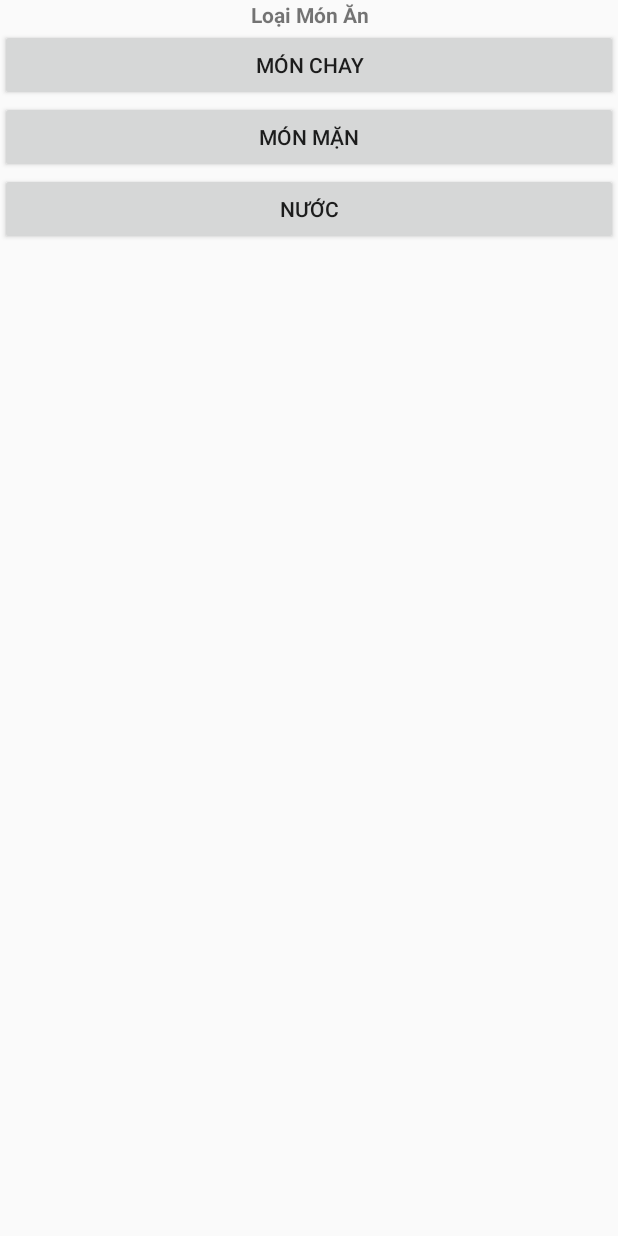
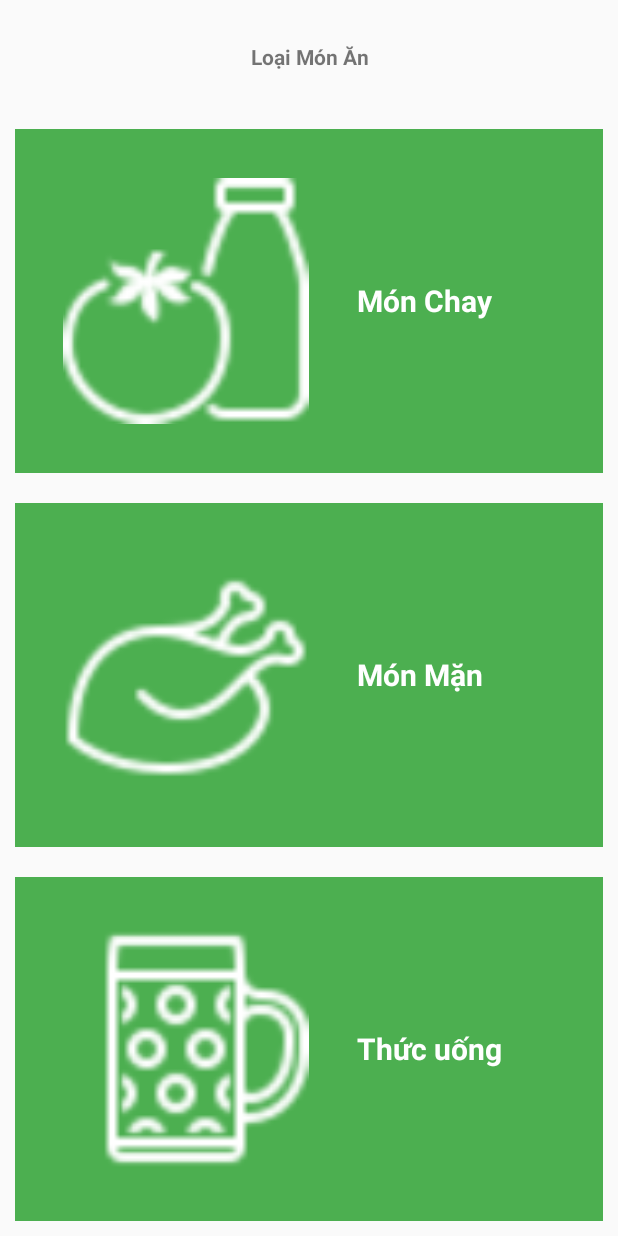
Before and after one commit to Zeristine/HCI_Project, an Android app: the DishesTypeActivity screen opened directly, with no data from a screen before it, on a phone screen of 412 x 824 dp. Run offline under Robolectric (Android 15) with nearby library versions, the phone set to English and light mode, and no system bars.

Commit message:
viet sub

```diff
--- a/HCI_Project/app/src/main/res/layout/activity_dishes_type.xml
+++ b/HCI_Project/app/src/main/res/layout/activity_dishes_type.xml
@@ -5,31 +5,101 @@
     android:layout_width="match_parent"
     android:layout_height="match_parent"
     android:orientation="vertical"
+    android:weightSum="10"
     tools:context=".DishesTypeActivity">
 
     <TextView
         android:layout_width="match_parent"
-        android:layout_height="wrap_content"
+        android:layout_height="0dp"
+        android:layout_weight="1"
         android:text="Loại Món Ăn"
         android:gravity="center"
         android:textStyle="bold"/>
 
-    <Button
+    <LinearLayout
         android:layout_width="match_parent"
-        android:layout_height="wrap_content"
+        android:layout_height="0dp"
+        android:layout_weight="3"
+        android:weightSum="2"
         android:onClick="clickToVegan"
-        android:text="Món Chay"/>
+        android:background="@color/greenPrimary"
+        android:orientation="horizontal"
+        android:layout_margin="10dp">
 
-    <Button
+        <ImageView
+            android:layout_width="0dp"
+            android:layout_height="match_parent"
+            android:layout_weight="1"
+            android:src="@drawable/icon_mon_chay"
+            android:layout_margin="32dp"/>
+        <TextView
+            android:layout_width="0dp"
+            android:layout_height="match_parent"
+            android:layout_weight="1"
+            android:gravity="center|left"
+            android:textSize="20dp"
+            android:textStyle="bold"
+            android:textColor="@color/white"
+            android:text="Món Chay"/>
+
+    </LinearLayout>
+
+    <LinearLayout
         android:layout_width="match_parent"
-        android:layout_height="wrap_content"
+        android:layout_height="0dp"
+        android:layout_weight="3"
+        android:weightSum="2"
         android:onClick="clickToNonVegan"
-        android:text="Món Mặn"/>
+        android:background="@color/greenPrimary"
+        android:orientation="horizontal"
+        android:layout_margin="10dp">
 
-    <Button
+        <ImageView
+            android:layout_width="0dp"
+            android:layout_height="match_parent"
+            android:layout_weight="1"
+            android:src="@drawable/icon_mon_man"
+            android:layout_margin="32dp"/>
+        <TextView
+            android:layout_width="0dp"
+            android:layout_height="match_parent"
+            android:layout_weight="1"
+            android:gravity="center|left"
+            android:textSize="20dp"
+            android:textStyle="bold"
+            android:textColor="@color/white"
+            android:text="Món Mặn"/>
+
+    </LinearLayout>
+
+
+    <LinearLayout
         android:layout_width="match_parent"
-        android:layout_height="wrap_content"
+        android:layout_height="0dp"
+        android:layout_weight="3"
+        android:weightSum="2"
         android:onClick="clickToDrink"
-        android:text="Nước"/>
+        android:background="@color/greenPrimary"
+        android:orientation="horizontal"
+        android:layout_margin="10dp">
+
+        <ImageView
+            android:layout_width="0dp"
+            android:layout_height="match_parent"
+            android:layout_weight="1"
+            android:src="@drawable/icon_drink"
+            android:layout_margin="32dp"/>
+        <TextView
+            android:layout_width="0dp"
+            android:layout_height="match_parent"
+            android:layout_weight="1"
+            android:gravity="center|left"
+            android:textSize="20dp"
+            android:textStyle="bold"
+            android:textColor="@color/white"
+            android:text="Thức uống"/>
+
+    </LinearLayout>
+
 
 </LinearLayout>
--- a/HCI_Project/app/src/main/res/layout/activity_main.xml
+++ b/HCI_Project/app/src/main/res/layout/activity_main.xml
@@ -18,10 +18,11 @@
         android:layout_width="165dp"
         android:layout_height="0dp"
         android:layout_weight="2"
-        android:text="GET STARTED"
+        android:text="Bắt Đầu"
         android:gravity="center"
         android:layout_gravity="center"
-        android:background="@color/greenMint"
+        android:textColor="@color/white"
+        android:background="@color/greenPrimary"
         android:onClick="clickToNavigation"
         />
 </LinearLayout>
--- a/HCI_Project/app/src/main/res/layout/activity_navigation.xml
+++ b/HCI_Project/app/src/main/res/layout/activity_navigation.xml
@@ -33,7 +33,7 @@
             android:layout_width="match_parent"
             android:layout_height="0dp"
             android:layout_weight="4"
-            android:text="Pick Ingredient(s)"
+            android:text="Chọn nguyên Liệu"
             android:layout_marginLeft="40dp"
             android:layout_marginRight="40dp"
             android:layout_marginBottom="15dp"
@@ -52,7 +52,7 @@
                 android:layout_width="0dp"
                 android:layout_height="match_parent"
                 android:layout_weight="1"
-                android:text="Show History"
+                android:text="Lịch Sử"
                 android:layout_marginLeft="40dp"
                 android:layout_marginRight="10dp"
                 android:background="@color/greenPrimary"
@@ -63,7 +63,7 @@
                 android:layout_width="0dp"
                 android:layout_height="match_parent"
                 android:layout_weight="1"
-                android:text="Favorite"
+                android:text="Ưa thích"
                 android:layout_marginRight="40dp"
                 android:layout_marginLeft="10dp"
                 android:background="@color/greenPrimary"
--- a/HCI_Project/app/src/main/res/layout/activity_pick_ingridient.xml
+++ b/HCI_Project/app/src/main/res/layout/activity_pick_ingridient.xml
@@ -19,7 +19,7 @@
             android:layout_width="0dp"
             android:layout_height="match_parent"
             android:layout_weight="5"
-            android:hint="Type your ingredient here"
+            android:hint="Nhập nguyên liêu ở đây"
             android:inputType="text" />
 
         <ImageButton
@@ -38,13 +38,13 @@
         android:orientation="horizontal"
         android:layout_marginTop="10dp"
         android:weightSum="6"
-        android:background="@color/greenMint"
+        android:background="@color/greenLightPrimary"
         android:onClick="clickToShowMainList">
         <TextView
             android:layout_width="0dp"
             android:layout_height="match_parent"
             android:layout_weight="5"
-            android:text="Main Ingredient"
+            android:text="Nguyên Liệu Chính"
             android:textSize="20dp"
             android:paddingLeft="15dp"/>
         <ImageView
@@ -67,14 +67,14 @@
         android:layout_marginTop="25dp"
         android:orientation="horizontal"
         android:weightSum="6"
-        android:background="@color/greenMint"
+        android:background="@color/greenLightPrimary"
         android:onClick="clickToShowSubList"
         >
         <TextView
             android:layout_width="0dp"
             android:layout_height="match_parent"
             android:layout_weight="5"
-            android:text="Sub Ingredient"
+            android:text="Nguyên Liệu Phụ"
             android:textSize="20dp"
             android:paddingLeft="15dp"/>
         <ImageView
```
